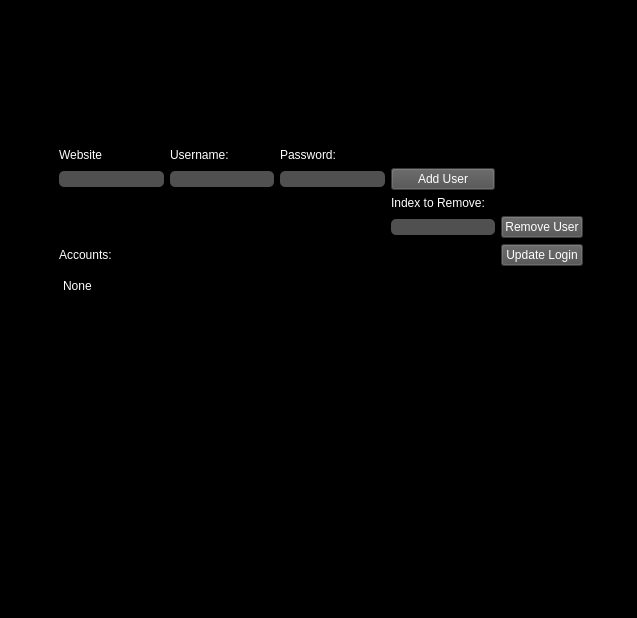
Qt form UI_Files/mainWindow.ui (Jscina/PyPass) before a commit.
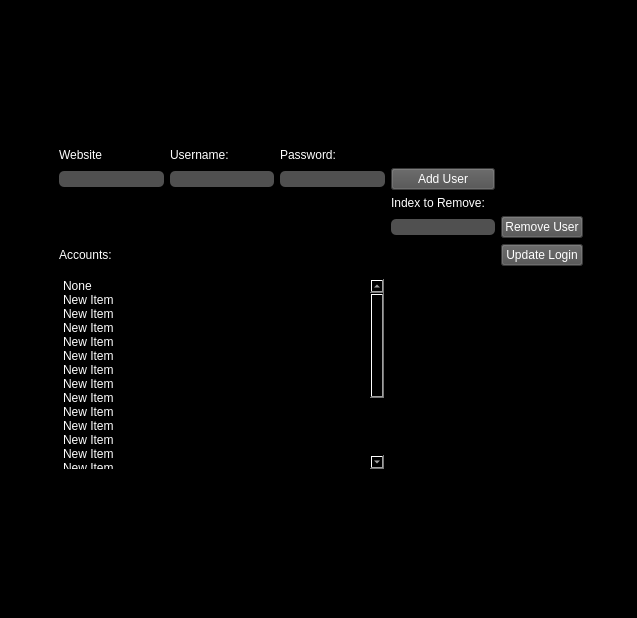
The same form after that commit.

Diff of the .ui file:
```diff
--- a/UI_Files/mainWindow.ui
+++ b/UI_Files/mainWindow.ui
@@ -117,6 +117,30 @@
     </item>
     <item row="7" column="2" colspan="3">
      <widget class="QListWidget" name="listWidget">
+      <property name="styleSheet">
+       <string notr="true">QScrollBar:vertical {              
+            border: none;
+            background:black;
+            width:10px;
+            margin: 0px 0px 0px 0px;
+        }
+        QScrollBar::handle:vertical {
+            background: rgb(144, 144, 144);
+            min-height: 0px;
+        }
+        QScrollBar::add-line:vertical {
+            background: rgb(144, 144, 144);
+            height: 0px;
+            subcontrol-position: bottom;
+            subcontrol-origin: margin;
+        }
+        QScrollBar::sub-line:vertical {
+            background: rgb(144, 144, 144);
+            height: 0 px;
+            subcontrol-position: top;
+            subcontrol-origin: margin;
+        }</string>
+      </property>
       <property name="movement">
        <enum>QListView::Static</enum>
       </property>
@@ -128,6 +152,101 @@
         <string>None</string>
        </property>
       </item>
+      <item>
+       <property name="text">
+        <string>New Item</string>
+       </property>
+      </item>
+      <item>
+       <property name="text">
+        <string>New Item</string>
+       </property>
+      </item>
+      <item>
+       <property name="text">
+        <string>New Item</string>
+       </property>
+      </item>
+      <item>
+       <property name="text">
+        <string>New Item</string>
+       </property>
+      </item>
+      <item>
+       <property name="text">
+        <string>New Item</string>
+       </property>
+      </item>
+      <item>
+       <property name="text">
+        <string>New Item</string>
+       </property>
+      </item>
+      <item>
+       <property name="text">
+        <string>New Item</string>
+       </property>
+      </item>
+      <item>
+       <property name="text">
+        <string>New Item</string>
+       </property>
+      </item>
+      <item>
+       <property name="text">
+        <string>New Item</string>
+       </property>
+      </item>
+      <item>
+       <property name="text">
+        <string>New Item</string>
+       </property>
+      </item>
+      <item>
+       <property name="text">
+        <string>New Item</string>
+       </property>
+      </item>
+      <item>
+       <property name="text">
+        <string>New Item</string>
+       </property>
+      </item>
+      <item>
+       <property name="text">
+        <string>New Item</string>
+       </property>
+      </item>
+      <item>
+       <property name="text">
+        <string>New Item</string>
+       </property>
+      </item>
+      <item>
+       <property name="text">
+        <string>New Item</string>
+       </property>
+      </item>
+      <item>
+       <property name="text">
+        <string>New Item</string>
+       </property>
+      </item>
+      <item>
+       <property name="text">
+        <string>New Item</string>
+       </property>
+      </item>
+      <item>
+       <property name="text">
+        <string>New Item</string>
+       </property>
+      </item>
+      <item>
+       <property name="text">
+        <string>New Item</string>
+       </property>
+      </item>
      </widget>
     </item>
     <item row="4" column="6">
```
